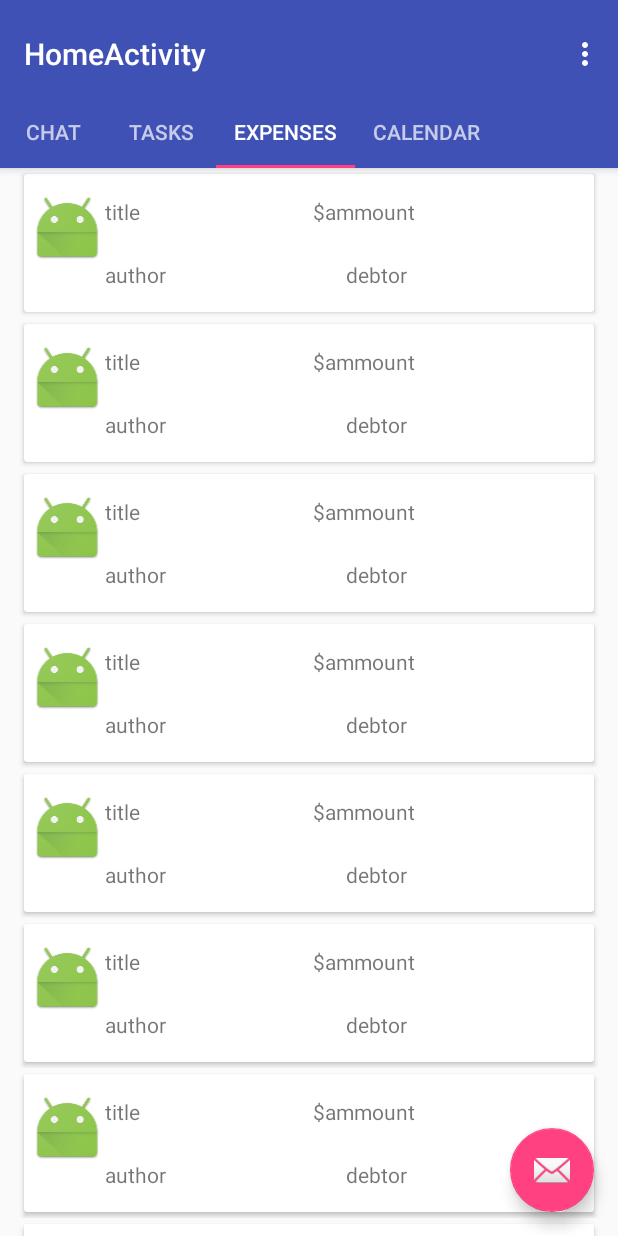
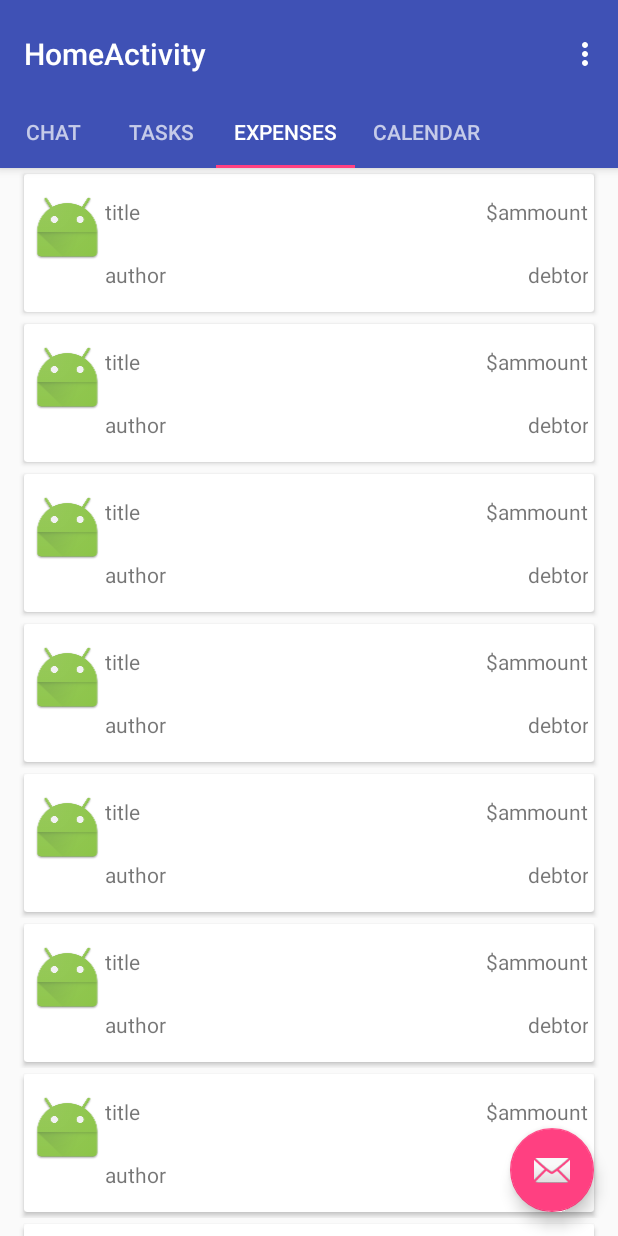
Before and after one commit to mobibyte/2017-spring-app-android-Roomies, an Android app: the screen it shows after launch (HomeActivity), tab 3 chosen, on a phone screen of 412 x 824 dp. Run offline under Robolectric (Android 15) with nearby library versions, the phone set to English and light mode, and no system bars; our stand-ins replace AdMob, Firebase (no records; nobody signed in at launch, a user with empty details on screens opened directly); libraries missing offline, so code that uses them is left out: com.facebook; 1 statement that could not run was skipped.

Commit message:
small layout change

```diff
--- a/app/src/main/res/layout/recycler_view_expenses_item.xml
+++ b/app/src/main/res/layout/recycler_view_expenses_item.xml
@@ -8,12 +8,11 @@
         android:layout_width="match_parent"
         android:layout_height="match_parent"
         android:layout_gravity="center"
+        android:layout_marginBottom="4dp"
         android:layout_marginLeft="16dp"
         android:layout_marginRight="16dp"
-        android:layout_marginBottom="4dp"
         android:layout_marginTop="4dp"
-        android:elevation="3dp"
-        >
+        android:elevation="3dp">
 
         <LinearLayout
             android:layout_width="match_parent"
@@ -29,56 +28,60 @@
                 android:background="?attr/selectableItemBackgroundBorderless"
                 android:clickable="true"
                 android:scaleType="fitXY"
-                android:src="@mipmap/ic_launcher"/>
+                android:src="@mipmap/ic_launcher" />
 
             <LinearLayout
                 android:layout_width="match_parent"
                 android:layout_height="match_parent"
-                android:weightSum="1"
-                android:orientation="vertical">
+                android:orientation="vertical"
+                android:weightSum="1">
+
                 <LinearLayout
                     android:layout_width="match_parent"
                     android:layout_height="wrap_content"
                     android:layout_weight=".5"
-                    android:weightSum="1"
-                    android:orientation="horizontal">
-                    <TextView
-                        android:layout_width="wrap_content"
-                        android:layout_weight=".5"
-                        android:layout_height="match_parent"
-                        android:text="abc"
-                        android:id="@+id/title"
-                        android:gravity="center_vertical" />
+                    android:orientation="horizontal"
+                    android:weightSum="1">
 
                     <TextView
+                        android:id="@+id/title"
                         android:layout_width="wrap_content"
+                        android:layout_height="match_parent"
                         android:layout_weight=".5"
+                        android:gravity="center_vertical"
+                        android:text="abc" />
+
+                    <TextView
+                        android:id="@+id/ammount"
+                        android:layout_width="wrap_content"
                         android:layout_height="match_parent"
-                        android:text="abc"
-                        android:id="@+id/ammount"
-                        android:gravity="center_vertical" />
+                        android:layout_weight=".5"
+                        android:gravity="right|center_vertical"
+                        android:text="abc" />
                 </LinearLayout>
+
                 <LinearLayout
                     android:layout_width="match_parent"
                     android:layout_height="wrap_content"
                     android:layout_weight=".5"
-                    android:weightSum="1"
-                    android:orientation="horizontal">
+                    android:orientation="horizontal"
+                    android:weightSum="1">
+
                     <TextView
                         android:id="@+id/author"
                         android:layout_width="wrap_content"
+                        android:layout_height="match_parent"
                         android:layout_weight=".5"
-                        android:layout_height="match_parent"
-                        android:text="abc"
-                        android:gravity="center_vertical" />
+                        android:gravity="center_vertical"
+                        android:text="abc" />
 
                     <TextView
                         android:id="@+id/debtor"
                         android:layout_width="wrap_content"
+                        android:layout_height="match_parent"
                         android:layout_weight=".5"
-                        android:layout_height="match_parent"
-                        android:text="abc"
-                        android:gravity="center_vertical" />
+                        android:gravity="right|center_vertical"
+                        android:text="abc" />
                 </LinearLayout>
             </LinearLayout>
 
```
